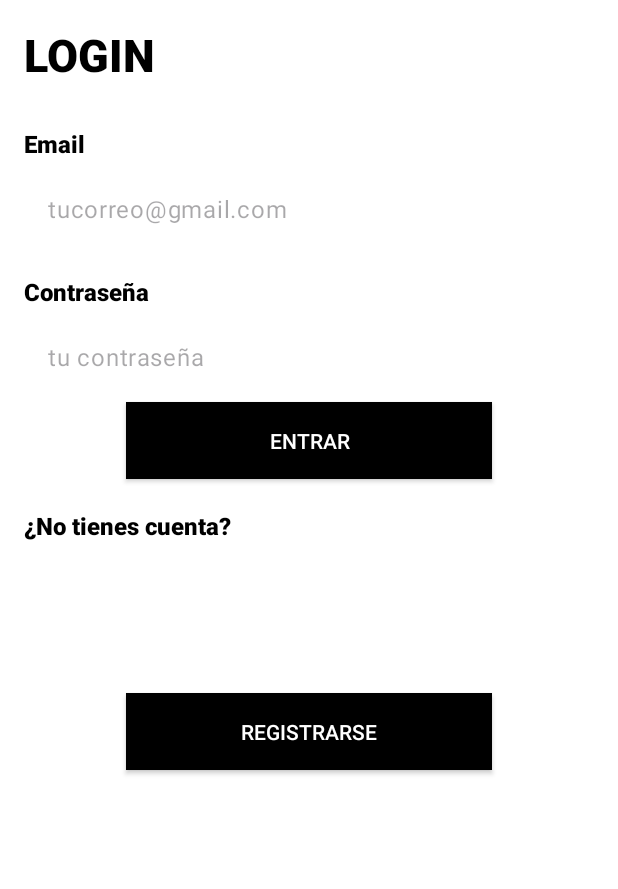
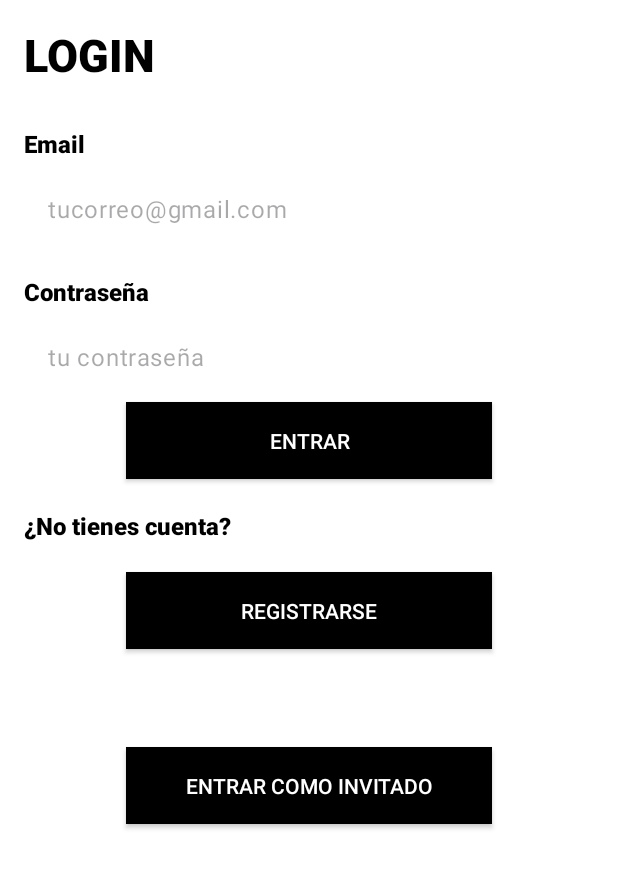
Before and after one commit to j0se-2501/proyectoAndroid, an Android app: the screen it shows after launch (MainActivity), on a phone screen of 412 x 824 dp, the part 290-1179 px from its top. Run offline under Robolectric (Android 15) with nearby library versions, the phone set to English and light mode, and no system bars.

Commit message:
Añadido activity de invitado y su respectivo boton en el login

```diff
--- a/ProyectoTocho/app/src/main/AndroidManifest.xml
+++ b/ProyectoTocho/app/src/main/AndroidManifest.xml
@@ -14,6 +14,9 @@
         android:supportsRtl="true"
         android:theme="@style/Theme.ProyectoTocho"
         tools:targetApi="31">
+        <activity
+            android:name=".InvitadoActivity"
+            android:exported="false" />
         <activity
             android:name=".UserActivity"
             android:exported="false" />
--- a/ProyectoTocho/app/src/main/java/com/example/proyectotocho/MainActivity.java
+++ b/ProyectoTocho/app/src/main/java/com/example/proyectotocho/MainActivity.java
@@ -14,7 +14,7 @@ public class MainActivity extends AppCompatActivity {
 
     private Button registrarboton;
     private Button login;
-
+    private Button invitadoboton;
     @Override
     protected void onCreate(Bundle savedInstanceState) {
         super.onCreate(savedInstanceState);
@@ -24,7 +24,7 @@ public class MainActivity extends AppCompatActivity {
         EditText contraseñalogin = findViewById(R.id.contraseñalogin);
         registrarboton = findViewById(R.id.registarselogin);
         login = findViewById(R.id.entrar);
-
+        invitadoboton=findViewById(R.id.invitado);
         getWindow().setStatusBarColor(ContextCompat.getColor(this, R.color.color_notif_bar));
 
         registrarboton.setOnClickListener(new View.OnClickListener() {
@@ -34,7 +34,13 @@ public class MainActivity extends AppCompatActivity {
                 startActivity(intent);
             }
         });
-
+        invitadoboton.setOnClickListener(new View.OnClickListener() {
+            @Override
+            public void onClick(View view) {
+                Intent intent = new Intent(MainActivity.this, InvitadoActivity.class);
+                startActivity(intent);
+            }
+        });
         login.setOnClickListener(new View.OnClickListener() {
             @Override
             public void onClick(View v) {
--- a/ProyectoTocho/app/src/main/res/layout/activity_main.xml
+++ b/ProyectoTocho/app/src/main/res/layout/activity_main.xml
@@ -7,7 +7,7 @@
     android:columnCount="2"
     android:padding="16dp"
 
-    android:rowCount="10"
+    android:rowCount="11"
     >
     <!--skdfhldshjkf-->
 
@@ -117,10 +117,23 @@
         android:layout_row="9"
         android:layout_column="0"
         android:layout_gravity="center"
+        android:layout_marginTop="20dp"
+        android:background="#FF000000"
+        android:backgroundTint="@null"
+        android:text="REGISTRARSE"
+        android:textColor="#FFFFFF" />
+
+    <androidx.appcompat.widget.AppCompatButton
+        android:id="@+id/invitado"
+        android:layout_width="244dp"
+        android:layout_height="51dp"
+        android:layout_row="10"
+        android:layout_column="0"
+        android:layout_gravity="center"
         android:layout_marginTop="0dp"
-        android:text="REGISTRARSE"
-        android:textColor="#FFFFFF"
         android:background="#FF000000"
-        android:backgroundTint="@null"/>
+        android:backgroundTint="@null"
+        android:text="Entrar como invitado"
+        android:textColor="#FFFFFF" />
 
 </GridLayout>
```
Also changed, not shown: ProyectoTocho/app/src/main/java/com/example/proyectotocho/InvitadoActivity.java (added, +14 -0 lines), ProyectoTocho/app/src/main/res/layout/activity_invitado.xml (added, +47 -0 lines).
